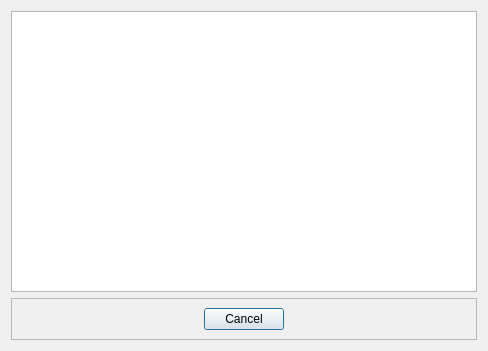
Above: ui/admgui/all_ui/event_setting/select_data_dialog.ui from RaynoldPanjiZ/gui_pyside6 before the change. Below: the same form after it.
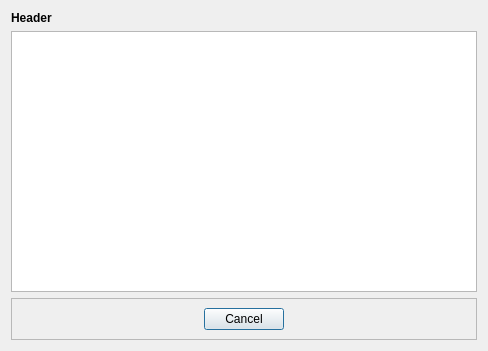
That is the form after the change.

```diff
--- a/ui/admgui/all_ui/event_setting/select_data_dialog.ui
+++ b/ui/admgui/all_ui/event_setting/select_data_dialog.ui
@@ -14,6 +14,19 @@
    <string>Dialog</string>
   </property>
   <layout class="QVBoxLayout" name="verticalLayout">
+   <item>
+    <widget class="QLabel" name="label_head">
+     <property name="font">
+      <font>
+       <weight>75</weight>
+       <bold>true</bold>
+      </font>
+     </property>
+     <property name="text">
+      <string>Header</string>
+     </property>
+    </widget>
+   </item>
    <item>
     <widget class="QTableWidget" name="tb_show">
      <property name="editTriggers">
```
